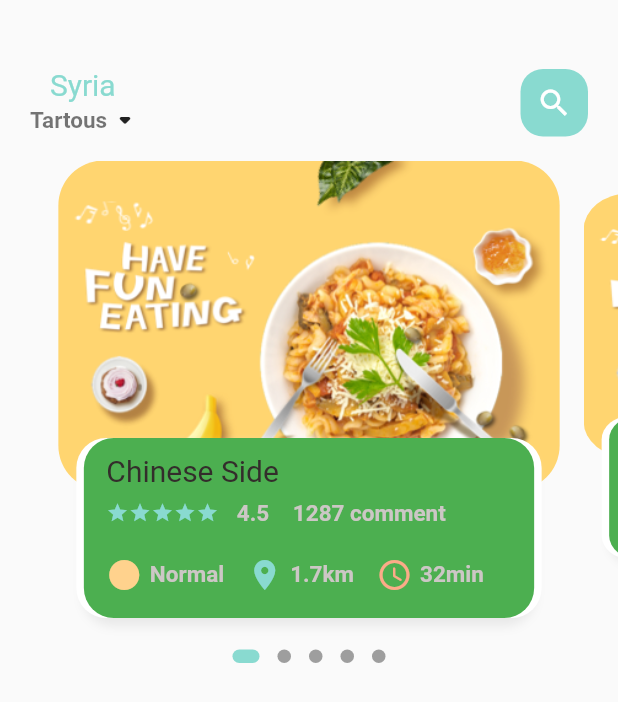
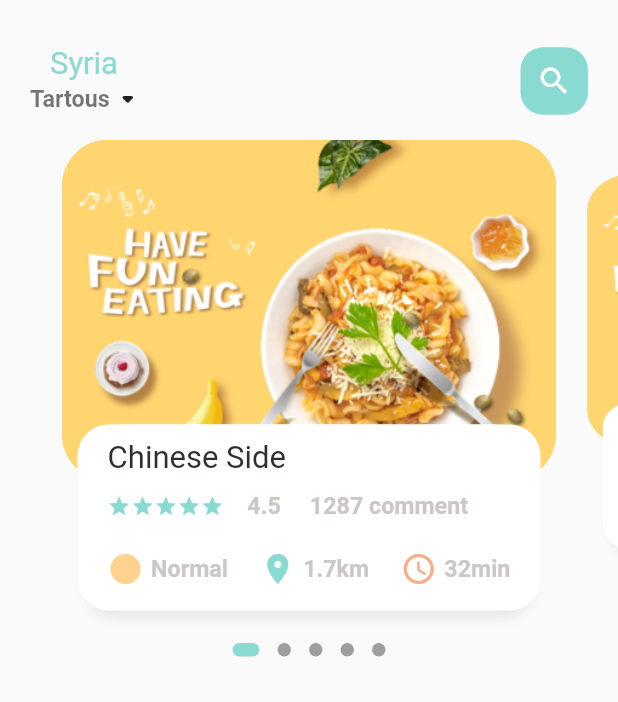
Before and after one commit to zeid-ghannam/fooody, a Flutter app: the screen it shows after launch, on a phone screen of 412 x 824 dp. Shown: the top 702 px of the screen. Run offline on Flutter 3.47's test engine with Material 2 defaults, Android fonts, the phone set to English and light mode, and no system bars; drawn by our look-alikes of dots_indicator; our stand-ins replace get.

Commit message:
this commit for making the widget dynamic height and width

```diff
--- a/lib/home/food_page_body.dart
+++ b/lib/home/food_page_body.dart
@@ -1,6 +1,8 @@
+
 import 'package:dots_indicator/dots_indicator.dart';
 import 'package:flutter/material.dart';
 import 'package:fooody/utils/colors.dart';
+import 'package:fooody/utils/dimensions.dart';
 import 'package:fooody/widgets/big_text.dart';
 import 'package:fooody/widgets/icon_and_text_widget.dart';
 import 'package:fooody/widgets/small_text.dart';
@@ -15,12 +17,11 @@ class FoodPageBody extends StatefulWidget {
 class _FoodPageBodyState extends State<FoodPageBody> {
   PageController pageController = PageController(viewportFraction: 0.85);
   var _currPageValue = 0.0;
-  double _scaleFactor = 0.8;
-  double _height = 220;
+  final double _scaleFactor = 0.8;
+  final double _height = Dimensions.pageViewContainer;
 
   @override
   void initState() {
-    // TODO: implement initState
     super.initState();
     pageController.addListener(() {
       setState(() {
@@ -31,7 +32,6 @@ class _FoodPageBodyState extends State<FoodPageBody> {
 
   @override
   void dispose() {
-    // TODO: implement dispose
     super.dispose();
     pageController.dispose();
   }
@@ -42,7 +42,7 @@ class _FoodPageBodyState extends State<FoodPageBody> {
     return Column(
       children: [
         Container(
-          height: 320,
+          height: Dimensions.pageViewMainContainer,
           child: PageView.builder(
               itemCount: 5,
               controller: pageController,
@@ -57,7 +57,8 @@ class _FoodPageBodyState extends State<FoodPageBody> {
             activeColor: AppColors.mainColor,
             size: const Size.square(9.0),
             activeSize: const Size(18.0, 9.0),
-            activeShape: RoundedRectangleBorder(borderRadius: BorderRadius.circular(5.0)),
+            activeShape: RoundedRectangleBorder(
+                borderRadius: BorderRadius.circular(Dimensions.radius5)),
           ),
         ),
       ],
@@ -66,7 +67,7 @@ class _FoodPageBodyState extends State<FoodPageBody> {
 
   Widget _buildPageItem(int index) {
     //this section for doing the scaling page view
-    Matrix4 matrix4 = new Matrix4.identity();
+    Matrix4 matrix4 =  Matrix4.identity();
     //this for the current page view in the slider
     if (index == _currPageValue.floor()) {
       var currScale = 1 - (_currPageValue - index) * (1 - _scaleFactor);
@@ -99,13 +100,13 @@ class _FoodPageBodyState extends State<FoodPageBody> {
         children: [
           //this container have the image for the food in the stack
           Container(
-            height: 220.0,
-            margin: const EdgeInsets.only(
-              left: 8.0,
-              right: 8.0,
+            height: Dimensions.pageViewContainer,
+            margin:  EdgeInsets.only(
+              left:Dimensions.weight10,
+              right: Dimensions.weight10,
             ),
             decoration: BoxDecoration(
-              borderRadius: BorderRadius.circular(30),
+              borderRadius: BorderRadius.circular(Dimensions.radius30),
               image: const DecorationImage(
                 image: AssetImage('assets/image/food0.png'),
                 fit: BoxFit.cover,
@@ -116,41 +117,39 @@ class _FoodPageBodyState extends State<FoodPageBody> {
             alignment: Alignment.bottomCenter,
             //this is the bottom container which has the rest of the information
             child: Container(
-              height: 120.0,
-              margin: const EdgeInsets.only(
-                left: 25.0,
-                right: 25.0,
-                bottom: 15.0,
+              height: Dimensions.pageViewTextContainer,
+              margin:  EdgeInsets.only(
+                left: Dimensions.weight25,
+                right: Dimensions.weight25,
+                bottom: Dimensions.height15,
               ),
-              decoration: BoxDecoration(
-                borderRadius: BorderRadius.circular(20),
-                color: Colors.green,
+              decoration: BoxDecoration(borderRadius: BorderRadius.circular(Dimensions.radius20),
+
                   //this for making the shadow in the bottom container
                   boxShadow: const [
                     BoxShadow(
                       color: Color(0xFFe8e8e8),
                       blurRadius: 5.0,
-                    offset: Offset(0,5),
+                      offset: Offset(0, 5),
                     ),
                     BoxShadow(
                       color: Colors.white,
-                    offset: Offset(-5,0),
+                      offset: Offset(-5, 0),
                     ),
                     BoxShadow(
                       color: Colors.white,
-                    offset: Offset(5,0),
+                      offset: Offset(5, 0),
                     ),
-                ]
-              ),
-              child: Container(
+                  ]),
+              child: Padding(
                 padding:
-                    const EdgeInsets.only(top: 10.0, left: 15.0, right: 15.0),
+                     EdgeInsets.only(top: Dimensions.height10, left: 15.0, right: 15.0),
                 child: Column(
                     crossAxisAlignment: CrossAxisAlignment.start,
                     children: [
                       BigText(text: 'Chinese Side'),
-                      const SizedBox(
-                        height: 8.0,
+                       SizedBox(
+                        height: Dimensions.height10,
                       ),
                       Row(
                         children: [
@@ -160,41 +159,38 @@ class _FoodPageBodyState extends State<FoodPageBody> {
                               (index) => Icon(
                                 Icons.star,
                                 color: AppColors.mainColor,
-                                size: 15.0,
+                                size: Dimensions.height15,
                               ),
                             ),
                           ),
-                          const SizedBox(
-                            width: 12.0,
+                           SizedBox(
+                            width: Dimensions.weight15,
                           ),
                           SmallText(text: '4.5 '),
-                          const SizedBox(
-                            width: 12.0,
+                           SizedBox(
+                             width:Dimensions.weight15 ,
                           ),
                           SmallText(text: '1287 comment'),
                         ],
                       ),
-                      const SizedBox(
-                        height: 20,
+                       SizedBox(
+                        height: Dimensions.height20,
                       ),
                       Row(
+                        mainAxisAlignment: MainAxisAlignment.spaceBetween,
                         children: [
                           IconAndTextWidget(
                             icon: Icons.circle_sharp,
                             iconColor: AppColors.iconColor1,
                             text: 'Normal',
                           ),
-                          const SizedBox(
-                            width: 15,
-                          ),
+
                           IconAndTextWidget(
                             icon: Icons.location_on,
                             iconColor: AppColors.mainColor,
                             text: '1.7km',
                           ),
-                          const SizedBox(
-                            width: 15,
-                          ),
+
                           IconAndTextWidget(
                             icon: Icons.access_time_rounded,
                             iconColor: AppColors.iconColor2,
--- a/lib/home/main_food_page.dart
+++ b/lib/home/main_food_page.dart
@@ -15,13 +15,14 @@ class MainFoodPage extends StatefulWidget {
 class _MainFoodPageState extends State<MainFoodPage> {
   @override
   Widget build(BuildContext context) {
+    print('current height '+MediaQuery.of(context).size.height.toString());
     return Scaffold(
       body: Column(
         children: [
           Container(
             child: Container(
               margin: const EdgeInsets.only(
-                top: 45.0,
+                top: 30.0,
                 bottom: 15.0,
               ),
               padding: const EdgeInsets.only(
--- a/lib/main.dart
+++ b/lib/main.dart
@@ -1,5 +1,6 @@
 import 'package:flutter/material.dart';
 import 'package:fooody/home/main_food_page.dart';
+import 'package:get/get_navigation/src/root/get_material_app.dart';
 
 void main() {
   runApp(const MyApp());
@@ -11,7 +12,7 @@ class MyApp extends StatelessWidget {
   // This widget is the root of your application.
   @override
   Widget build(BuildContext context) {
-    return MaterialApp(
+    return GetMaterialApp(
       debugShowCheckedModeBanner: false,
       title: 'Flutter Demo',
       theme: ThemeData(
--- /dev/null
+++ b/lib/utils/dimensions.dart
@@ -0,0 +1,30 @@
+import 'package:get/get.dart';
+
+
+class Dimensions {
+  static double screenHeight= Get.context!.height;
+  static double screenWeight= Get.context!.width;
+
+  static double pageViewMainContainer = screenHeight/2.5;
+  static double pageViewContainer = screenHeight/3.62;
+  static double pageViewTextContainer = screenHeight/6.64;
+
+  static double height10= screenHeight/79.7;
+  static double height15= screenHeight/53.1;
+  static double height20= screenHeight/39.85;
+
+  static double weight10= screenHeight/79.7;
+  static double weight15= screenHeight/53.1;
+  static double weight20= screenHeight/39.85;
+  static double weight25= screenHeight/31.88;
+
+
+  static double font20= screenHeight/39.85;
+  static double font15= screenHeight/53.1;
+
+  static double radius5= screenHeight/159.4;
+  static double radius20= screenHeight/39.85;
+  static double radius30= screenHeight/26.56;
+
+
+}
--- a/lib/widgets/big_text.dart
+++ b/lib/widgets/big_text.dart
@@ -2,6 +2,8 @@
 
 import 'package:flutter/cupertino.dart';
 import 'package:flutter/material.dart';
+import 'package:fooody/utils/dimensions.dart';
+
 
 class BigText extends StatelessWidget {
   Color? color;
@@ -14,7 +16,7 @@ class BigText extends StatelessWidget {
     this.color = const Color(0xFF332d2b),
     required this.text,
     this.overflow = TextOverflow.ellipsis,
-    this.size = 20.0,
+    this.size = 0.0,
   }) : super(key: key);
 
   @override
@@ -25,7 +27,7 @@ class BigText extends StatelessWidget {
       overflow: overflow,
       style: TextStyle(
           color: color,
-          fontSize: size,
+          fontSize: size==0?Dimensions.font20:size,
           fontFamily: 'Roboto',
           fontWeight: FontWeight.w400),
     );
--- a/lib/widgets/small_text.dart
+++ b/lib/widgets/small_text.dart
@@ -1,4 +1,5 @@
 import 'package:flutter/material.dart';
+import 'package:fooody/utils/dimensions.dart';
 
 class SmallText extends StatelessWidget {
   Color? color;
@@ -10,7 +11,7 @@ class SmallText extends StatelessWidget {
     Key? key,
     this.color = const Color(0xFFccc7c5),
     required this.text,
-    this.size = 15.0,
+    this.size = 0.0,
     this.height=1.2,
   }) : super(key: key);
 
@@ -20,7 +21,7 @@ class SmallText extends StatelessWidget {
       text,
       style: TextStyle(
         color: color,
-        fontSize: size,
+        fontSize: size==0?Dimensions.font15:size,
         fontFamily: 'Roboto',
         height: height,
         fontWeight: FontWeight.w700
--- a/pubspec.yaml
+++ b/pubspec.yaml
@@ -13,6 +13,7 @@ dependencies:
   flutter:
     sdk: flutter
   dots_indicator: ^2.1.0
+  get: ^4.6.1
 
 
   cupertino_icons: ^1.0.2
```
Also changed, not shown: pubspec.lock. Lines whose indentation alone changed are shown as unchanged.
